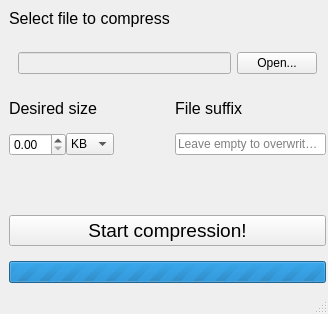
Thurinum/simple-media-encoder, file mainwindow.ui: the form before one commit.
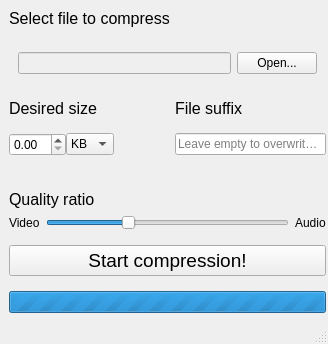
The form after the commit.

Commit message: feat: Add quality ratio between video and audio

What changed in the file:
```diff
--- a/mainwindow.ui
+++ b/mainwindow.ui
@@ -10,7 +10,7 @@
     <x>0</x>
     <y>0</y>
     <width>328</width>
-    <height>264</height>
+    <height>286</height>
    </rect>
   </property>
   <property name="sizePolicy">
@@ -264,9 +264,70 @@
        </sizepolicy>
       </property>
       <layout class="QVBoxLayout" name="sliderVLayout">
+       <property name="leftMargin">
+        <number>0</number>
+       </property>
+       <property name="rightMargin">
+        <number>0</number>
+       </property>
        <property name="bottomMargin">
-        <number>10</number>
+        <number>0</number>
        </property>
+       <item>
+        <widget class="QLabel" name="qualityRatioHeading">
+         <property name="font">
+          <font>
+           <pointsize>12</pointsize>
+          </font>
+         </property>
+         <property name="text">
+          <string>Quality ratio</string>
+         </property>
+        </widget>
+       </item>
+       <item>
+        <layout class="QHBoxLayout" name="qualityRatioHLayout">
+         <property name="bottomMargin">
+          <number>0</number>
+         </property>
+         <item>
+          <widget class="QLabel" name="qualityRatioSliderVideoLabel">
+           <property name="text">
+            <string>Video</string>
+           </property>
+          </widget>
+         </item>
+         <item>
+          <widget class="QSlider" name="qualityRatioSlider">
+           <property name="maximum">
+            <number>100</number>
+           </property>
+           <property name="singleStep">
+            <number>1</number>
+           </property>
+           <property name="value">
+            <number>33</number>
+           </property>
+           <property name="orientation">
+            <enum>Qt::Horizontal</enum>
+           </property>
+           <property name="invertedAppearance">
+            <bool>false</bool>
+           </property>
+           <property name="invertedControls">
+            <bool>true</bool>
+           </property>
+          </widget>
+         </item>
+         <item>
+          <widget class="QLabel" name="qualityRatioSliderAudioLabel">
+           <property name="text">
+            <string>Audio</string>
+           </property>
+          </widget>
+         </item>
+        </layout>
+       </item>
       </layout>
      </widget>
     </item>
```
Left out of the diff: 2 changed lines with no effect on the pictures. The commit also changes 2 other files.
